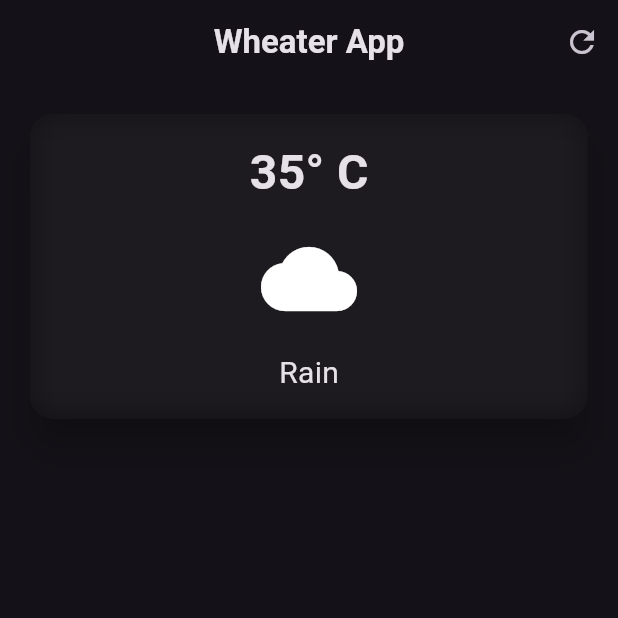
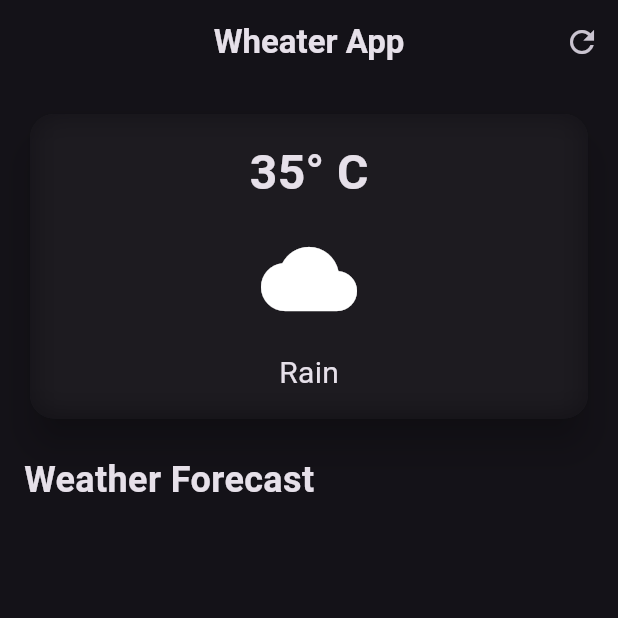
Before and after one commit to drilonhametaj25/flutter_weather_app, a Flutter app: the screen it shows after launch, on a phone screen of 412 x 824 dp, the top half of it. Run offline on Flutter 3.47's test engine with Material 2 defaults, Android fonts, the phone set to English and light mode, and no system bars.

Commit message:
start secondo block

```diff
--- a/lib/weather_screen.dart
+++ b/lib/weather_screen.dart
@@ -26,6 +26,7 @@ class WeatherScreen extends StatelessWidget {
       body: Padding(
         padding: const EdgeInsets.all(16.0),
         child: Column(
+          crossAxisAlignment: CrossAxisAlignment.start,
           children: [
             SizedBox(
               width: double.infinity,
@@ -69,7 +70,18 @@ class WeatherScreen extends StatelessWidget {
                   ),
                 ),
               ),
-            )
+            ),
+            const SizedBox(
+              height: 20,
+            ),
+            const Text(
+              'Weather Forecast',
+              style: TextStyle(
+                fontSize: 24,
+                fontWeight: FontWeight.bold,
+              ),
+            ),
+            const SizedBox(height: 20),
           ],
         ),
       ),
```
